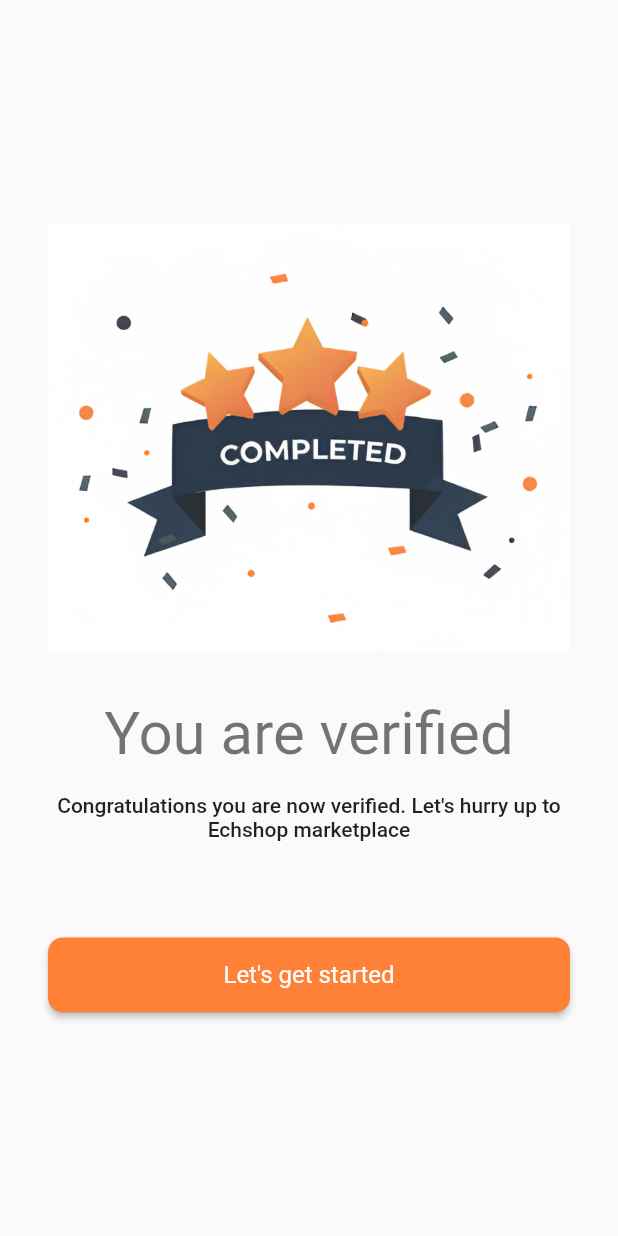
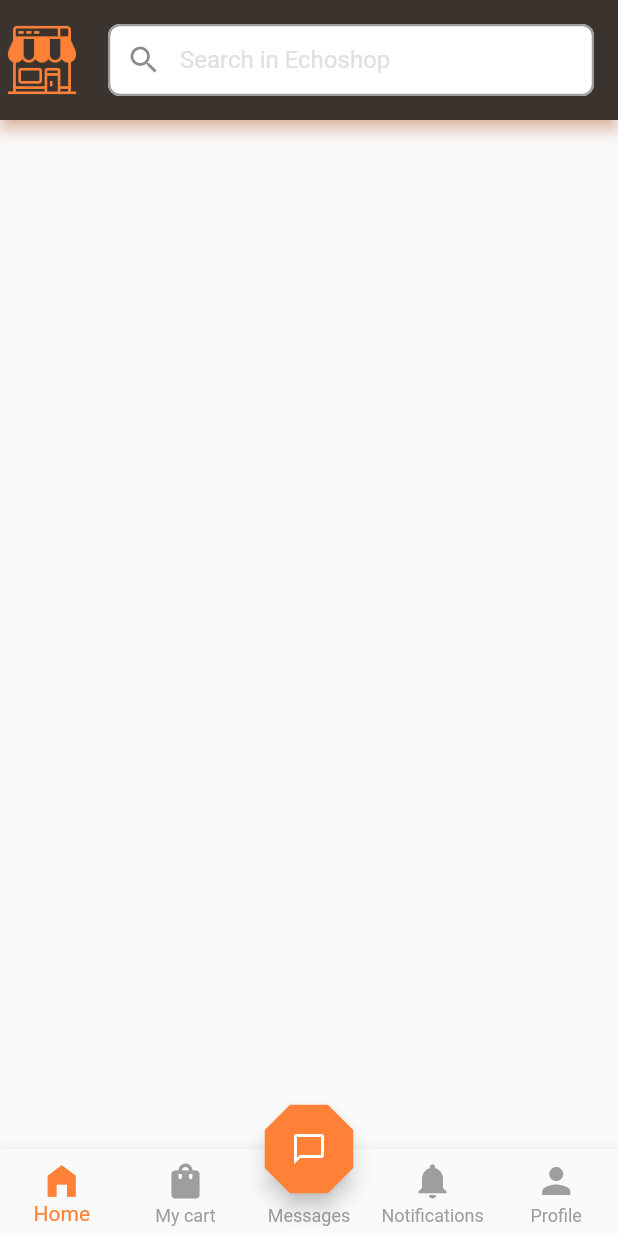
Before and after one commit to brakenseddik/EcoShop, a Flutter app: the CongratsVerificationPage screen opened by its route, after a tap on "Let's get started", on a phone screen of 412 x 824 dp. Run offline on Flutter 3.47's test engine with Material 2 defaults, Android fonts, the phone set to English and light mode, and no system bars; our stand-ins replace auto_route, bloc, dartz, dio, firebase_analytics, firebase_auth and 9 more; missing offline and left inert: flutter_facebook_auth; accounts and stored records are empty; generated files the repository leaves out were written again.

```diff
--- a/lib/features/auth/presentation/bloc/auth_state.dart
+++ b/lib/features/auth/presentation/bloc/auth_state.dart
@@ -8,6 +8,7 @@ class AuthState with _$AuthState {
       required bool isEmailValid,
       required bool isPassValid,
       required bool isConfirmValid,
+      required bool loggedInWithFb,
       required bool showErrorMessages,
       required bool isVerified,
       required bool isFormValidated,
@@ -27,6 +28,7 @@ class AuthState with _$AuthState {
         isPassValid: false,
         isConfirmValid: false,
         isFormValidated: false,
+        loggedInWithFb: false,
         showErrorMessages: false,
         email: '',
         password: '',
--- a/lib/features/auth/presentation/pages/congrats_page.dart
+++ b/lib/features/auth/presentation/pages/congrats_page.dart
@@ -1,6 +1,8 @@
+import 'package:auto_route/auto_route.dart';
 import 'package:fake_store/core/extensions/context_extensions.dart';
 import 'package:fake_store/core/resources/assets_manager.dart';
 import 'package:fake_store/core/resources/values_manager.dart';
+import 'package:fake_store/core/routes/router.dart';
 import 'package:fake_store/features/core/components/default_button.dart';
 import 'package:flutter/material.dart';
 
@@ -36,12 +38,16 @@ class CongratsVerificationPage extends StatelessWidget {
               textAlign: TextAlign.center,
               style: context.textTheme.bodyLarge,
             ),
-            SizedBox(
+            const SizedBox(
               height: ValuesManager.s64,
             ),
             DefaultButton(
-              text: 'Let\'s get started',
-              onPressed: () {},
+              text: "Let's get started",
+              onPressed: () {
+                context.router.pushAndPopUntil(const MainPageRoute(),
+                    predicate: (route) =>
+                        route.settings.name == MainPageRoute.name);
+              },
             )
           ],
         ),
--- /dev/null
+++ b/lib/features/home/presentation/pages/main_page.dart
@@ -0,0 +1,65 @@
+import 'package:fake_store/core/resources/assets_manager.dart';
+import 'package:fake_store/core/resources/colors_manager.dart';
+import 'package:flutter/material.dart';
+
+class MainPage extends StatelessWidget {
+  const MainPage({Key? key}) : super(key: key);
+
+  @override
+  Widget build(BuildContext context) {
+    return Scaffold(
+      appBar: AppBar(
+        toolbarHeight: 80,
+        leading: Image.asset(
+          AssetsManager.appIcon,
+          height: 28,
+          width: 28,
+          color: ColorsManager.primaryColor,
+        ),
+        title: const TextField(
+          decoration: InputDecoration(
+              prefixIcon: Icon(Icons.search),
+              hintText: 'Search in Echoshop',
+              border: InputBorder.none,
+              fillColor: ColorsManager.white,
+              filled: true),
+        ),
+      ),
+      floatingActionButtonLocation: FloatingActionButtonLocation.centerDocked,
+      floatingActionButton: FloatingActionButton(
+        shape: BeveledRectangleBorder(
+          side: const BorderSide(
+            color: ColorsManager.primaryColor,
+            width: 3,
+          ),
+          borderRadius: BorderRadius.circular(16),
+        ),
+        backgroundColor: ColorsManager.primaryColor,
+        onPressed: () {},
+        child: const Icon(Icons.messenger_outline),
+      ),
+      bottomNavigationBar: BottomNavigationBar(
+          type: BottomNavigationBarType.fixed,
+          selectedItemColor: ColorsManager.primaryColor,
+          iconSize: 28,
+          unselectedItemColor: ColorsManager.grey,
+          items: const [
+            BottomNavigationBarItem(
+                icon: Icon(Icons.home_filled), label: 'Home'),
+            BottomNavigationBarItem(
+                icon: Icon(
+                  Icons.shopping_bag_rounded,
+                ),
+                label: 'My cart'),
+            BottomNavigationBarItem(
+                icon: SizedBox(
+                  height: 28,
+                ),
+                label: 'Messages'),
+            BottomNavigationBarItem(
+                icon: Icon(Icons.notifications), label: 'Notifications'),
+            BottomNavigationBarItem(icon: Icon(Icons.person), label: 'Profile')
+          ]),
+    );
+  }
+}
```
Also changed, not shown: assets/lang/app_fr.arb (+16 -16 lines), lib/core/routes/router.dart (+4 -4 lines), lib/features/auth/presentation/bloc/auth_bloc.dart (+19 -7 lines), lib/features/auth/presentation/pages/login_page.dart (+13 -5 lines), lib/features/auth/presentation/pages/register_page.dart (+31 -6 lines), lib/features/home/presentation/pages/home_page.dart (+1 -34 lines), lib/features/welcome/presentation/pages/splash_screen.dart (+8 -2 lines), lib/core/routes/router.gr.dart, lib/features/auth/presentation/bloc/auth_bloc.freezed.dart, 3 other files.
